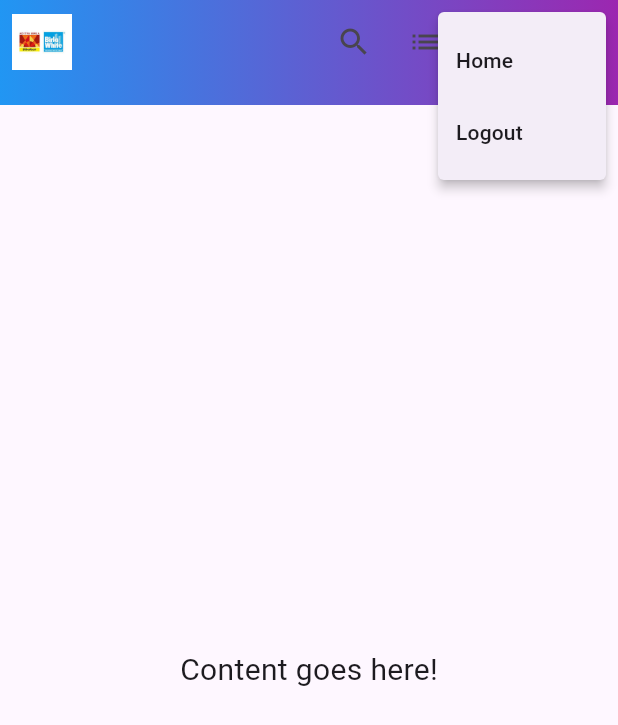
After one commit to raghavinani/BW_web, a Flutter app: the HomePage screen opened directly, after a tap on the "person" icon, on a phone screen of 412 x 824 dp. The commit adds this screen. Shown: the top 725 px of the screen. Run offline on Flutter 3.47's test engine with Material 3 defaults, Android fonts, the phone set to English and light mode, and no system bars; our stand-ins replace flutter_secure_storage, hive, hive_flutter, marquee; missing offline and left inert: excel; accounts and stored records are empty.

Commit message:
Added new page with app bar

```diff
--- /dev/null
+++ b/lib/content.dart
@@ -0,0 +1,333 @@
+import 'package:flutter/material.dart';
+
+void main() {
+  runApp(const ContentPage());
+}
+
+class ContentPage extends StatelessWidget {
+  const ContentPage({super.key});
+
+  @override
+  Widget build(BuildContext context) {
+    return MaterialApp(
+      debugShowCheckedModeBanner: false,
+      home: const HomePage(),
+    );
+  }
+}
+
+class HomePage extends StatelessWidget {
+  const HomePage({super.key});
+
+  @override
+  Widget build(BuildContext context) {
+    return Scaffold(
+      appBar: const CustomAppBar(),
+      body: const Center(
+        child: Text(
+          'Content goes here!',
+          style: TextStyle(fontSize: 20),
+        ),
+      ),
+    );
+  }
+}
+
+class CustomAppBar extends StatelessWidget implements PreferredSizeWidget {
+  const CustomAppBar({super.key});
+
+  @override
+  Widget build(BuildContext context) {
+    final screenWidth = MediaQuery.of(context).size.width;
+
+    return AppBar(
+      backgroundColor: Colors.blueAccent,
+      flexibleSpace: Container(
+        decoration: const BoxDecoration(
+          gradient: LinearGradient(
+            colors: [Colors.blue, Colors.purple],
+          ),
+        ),
+      ),
+      leading: Padding(
+        padding: const EdgeInsets.all(8.0),
+        child: GestureDetector(
+          onTap: () {
+            Navigator.push(
+              context,
+              MaterialPageRoute(builder: (context) => const HomePage()),
+            );
+          },
+          child: Image.asset(
+            'assets/logo.jpeg',
+            fit: BoxFit.contain,
+          ),
+        ),
+      ),
+      title: screenWidth > 800
+          ? Row(
+              mainAxisAlignment: MainAxisAlignment.center,
+              children: [
+                _buildDropdownMenu(context, 'Transactions', _transactionLinks),
+                _buildDropdownMenu(context, 'Reports', _reportLinks),
+                _buildDropdownMenu(context, 'Masters', _masterLinks),
+                _buildDropdownMenu(context, 'Miscellaneous', _miscLinks),
+              ],
+            )
+          : null,
+      actions: [
+        IconButton(
+          icon: const Icon(Icons.search),
+          onPressed: () {},
+        ),
+        IconButton(
+          icon: const Icon(Icons.list),
+          onPressed: () {},
+        ),
+        IconButton(
+          icon: const Icon(Icons.notifications),
+          onPressed: () {},
+        ),
+        PopupMenuButton<String>(
+          icon: const CircleAvatar(
+            backgroundColor: Colors.white,
+            child: Icon(Icons.person, color: Colors.blue),
+          ),
+          onSelected: (value) {
+            if (value == 'Home') {
+              Navigator.push(
+                context,
+                MaterialPageRoute(builder: (context) => const HomePage()),
+              );
+            } else if (value == 'Logout') {
+              // Handle logout logic
+            }
+          },
+          itemBuilder: (context) => [
+            const PopupMenuItem(
+              value: 'Home',
+              child: Text('Home'),
+            ),
+            const PopupMenuItem(
+              value: 'Logout',
+              child: Text('Logout'),
+            ),
+          ],
+        ),
+      ],
+    );
+  }
+
+  Widget _buildDropdownMenu(
+    BuildContext context,
+    String title,
+    List<Map<String, dynamic>> links,
+  ) {
+    return PopupMenuButton<String>(
+      tooltip: title,
+      child: Padding(
+        padding: const EdgeInsets.symmetric(horizontal: 8.0),
+        child: Text(
+          title,
+          style: const TextStyle(color: Colors.white, fontSize: 16),
+        ),
+      ),
+      onSelected: (value) {
+        // Handle link navigation
+        ScaffoldMessenger.of(context)
+            .showSnackBar(SnackBar(content: Text('$value clicked')));
+      },
+      itemBuilder: (context) => links.map((link) {
+        return PopupMenuItem<String>(
+          value: link['title'],
+          child: link['subLinks'] != null
+              ? _buildSubMenu(context, link)
+              : Text(link['title']),
+        );
+      }).toList(),
+    );
+  }
+
+  Widget _buildSubMenu(BuildContext context, Map<String, dynamic> link) {
+    return PopupMenuButton<String>(
+      offset: const Offset(150, 0), // Adjust the dropdown position to the right
+      child: Row(
+        mainAxisAlignment: MainAxisAlignment.spaceBetween,
+        children: [
+          Text(link['title']),
+          const Icon(Icons.arrow_right, size: 16),
+        ],
+      ),
+      onSelected: (value) {
+        ScaffoldMessenger.of(context)
+            .showSnackBar(SnackBar(content: Text('$value clicked')));
+      },
+      itemBuilder: (context) => link['subLinks']
+          .map<PopupMenuItem<String>>((subLink) => PopupMenuItem<String>(
+                value: subLink,
+                child: Text('• $subLink'),
+              ))
+          .toList(),
+    );
+  }
+
+  @override
+  Size get preferredSize => const Size.fromHeight(70);
+}
+
+final _transactionLinks = [
+  {
+    'title': 'Financial Accounts',
+    'subLinks': [
+      'Token Scan',
+      'Balance Confirmation',
+      'Invoice Acknowledgement',
+      'Ever White Coupon Generation',
+      '194Q Detail Entry',
+      'Token Scan Details',
+      'Token Scan Report',
+      'Token Scan New',
+    ],
+  },
+  {
+    'title': 'Depot Order',
+    'subLinks': [
+      'Secondary Sale Capture',
+      'Order Update',
+      'Order Entry',
+    ],
+  },
+  {
+    'title': 'Retailer',
+    'subLinks': [
+      'Rural Retailer Entry/Update',
+      'Retailer Registration',
+    ],
+  },
+  {
+    'title': 'Sales Force',
+    'subLinks': [
+      'Notification Sent Details',
+      'User Rating',
+    ],
+  },
+  {
+    'title': 'Mission Udaan',
+    'subLinks': [
+      'Invoice Cancellation in Bulk',
+      'Secondary Sales Invoice Entry',
+    ],
+  },
+];
+
+final _reportLinks = [
+  {
+    'title': 'SAP Reports',
+    'subLinks': [
+      'Day Summary',
+      'Day wise Details',
+      'Day Summary Qty/Value Wise',
+      'Sales-Purchase-wise Packaging-wise',
+      'Year on Year Comparison',
+    ],
+  },
+  {
+    'title': 'General Reports',
+    'subLinks': [
+      'Pending freight report',
+      'Account statement',
+      'Contact us',
+      'Information document',
+    ],
+  },
+  {
+    'title': 'MIS Reports',
+    'subLinks': [
+      'Purchaser aging report (SAP)',
+    ],
+  },
+  {
+    'title': 'Sales Reports',
+    'subLinks': [
+      'Product catg-wise sales',
+      'Sales growth overview YTD/MTD',
+    ],
+  },
+  {
+    'title': 'Scheme/Discount',
+    'subLinks': [
+      'Purchaser and retailer disbursement details',
+      'RPL Outlet tracker',
+      'Scheme Disbursement View',
+    ],
+  },
+  {
+    'title': 'Retailer',
+    'subLinks': [
+      'Retailer report',
+      'Retailer KYC details',
+    ],
+  },
+  {
+    'title': 'Chart Reports',
+    'subLinks': [
+      'Sales overview',
+    ],
+  },
+  {
+    'title': 'Mobile Reports',
+    'subLinks': [
+      'Purchaser 360',
+    ],
+  },
+  {
+    'title': 'Secondary Sale',
+    'subLinks': [
+      'Stock & RollOut data (Tally)',
+      'Secondary Sale (Tally)',
+      'Stock Data (Tally)',
+      'Retailers Sales Report',
+      'Retailer Target Vs Actual',
+      'My Network',
+      'Tally Data Customer Wise',
+    ]
+  },
+  {
+    'title': 'Scheme Details',
+    'subLinks': [
+      'Schemes Summary',
+    ]
+  },
+];
+
+final _masterLinks = [
+  {
+    'title': 'Customer',
+    'subLinks': [
+      'Purchaser Profile',
+      'TAN No Update',
+      'SAP Invoice Printing',
+    ],
+  },
+  {
+    'title': 'Misc Master',
+    'subLinks': [
+      'Pin Code Master',
+      'Profile Photo',
+    ],
+  },
+  {
+    'title': 'Credit Note',
+    'subLinks': [
+      'Guarantor Orc Entry',
+      'Guarantor Orc View',
+    ],
+  },
+];
+
+final _miscLinks = [
+  {'title': 'Change Password'},
+  {'title': 'Software Download'},
+  {'title': 'Photo Gallery'},
+  {'title': 'SMS Query Code Help'},
+];
--- a/lib/login.dart
+++ b/lib/login.dart
@@ -1,4 +1,5 @@
 import 'package:flutter/material.dart';
+import 'package:login/content.dart';
 import 'home.dart';
 import 'secure_storage.dart';
 
@@ -47,7 +48,7 @@ class _MyLoginState extends State<MyLogin> {
         context,
         MaterialPageRoute(
           builder: (BuildContext context) {
-            return const home();
+            return const ContentPage();
           },
         ),
       );
--- a/pubspec.yaml
+++ b/pubspec.yaml
@@ -35,8 +35,9 @@ dependencies:
   hive: ^2.2.3
   hive_flutter: ^1.1.0
   hive_generator: ^2.0.1
-  path_provider: ^2.0.15
+  path_provider: ^2.1.5
   marquee: ^2.3.0
+  excel: ^4.0.6
 
 
 
```
Also changed, not shown: lib/home.dart (+91 -0 lines), assets/logo.jpeg (added), pubspec.lock.
